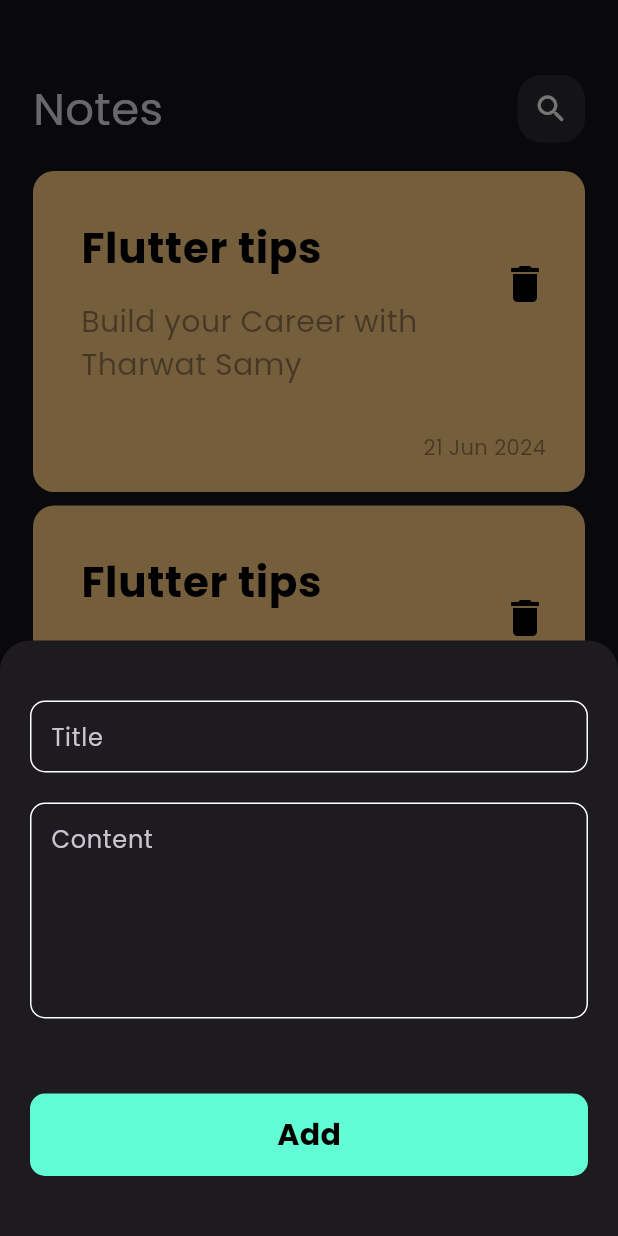
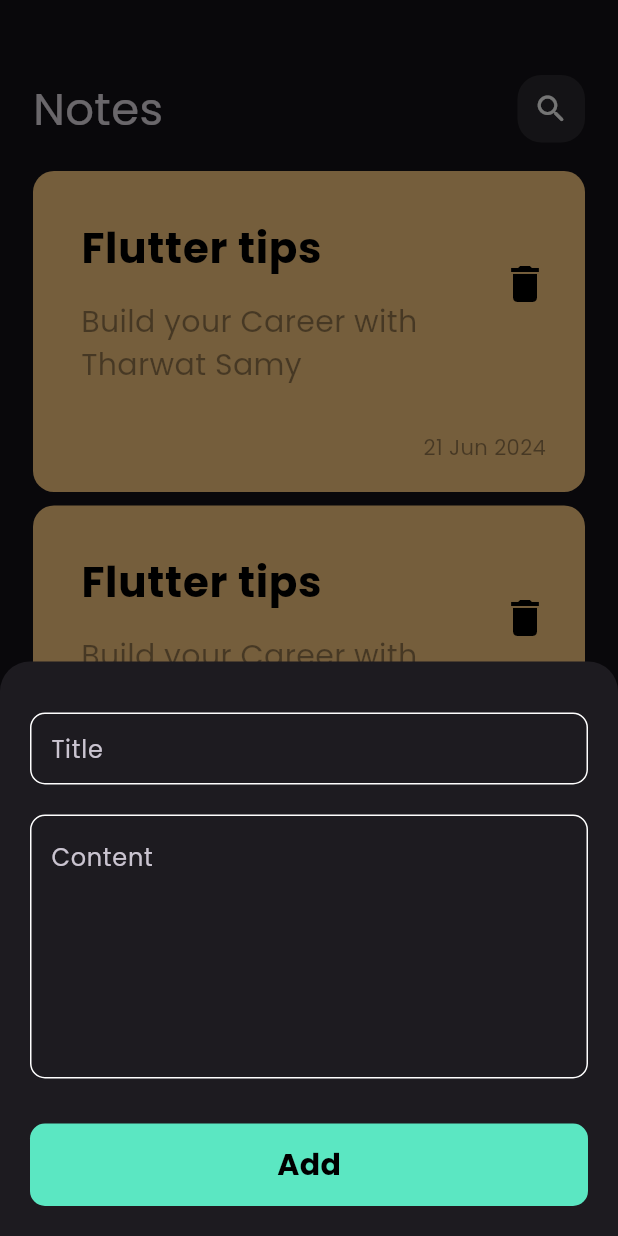
Before and after one commit to HazemAhmed677/notes-app, a Flutter app: the screen it shows after launch, after a tap on the "add" icon, on a phone screen of 412 x 824 dp. Run offline on Flutter 3.47's test engine with Material 3 defaults, Android fonts, the phone set to English and light mode, and no system bars.

Commit message:
create edit view

```diff
--- /dev/null
+++ b/lib/views/edit_note.dart
@@ -0,0 +1,23 @@
+import 'package:flutter/material.dart';
+import 'package:notes_app/widgets/custom_appbar.dart';
+
+class EditNote extends StatelessWidget {
+  const EditNote({super.key});
+
+  @override
+  Widget build(BuildContext context) {
+    return const Scaffold(
+      body: Padding(
+        padding: EdgeInsets.symmetric(horizontal: 22.0),
+        child: Column(
+          children: [
+            CustomAppBar(
+              title: "Edit note",
+              icon: Icons.check_outlined,
+            ),
+          ],
+        ),
+      ),
+    );
+  }
+}
--- a/lib/widgets/add_button.dart
+++ b/lib/widgets/add_button.dart
@@ -6,14 +6,16 @@ class AddButton extends StatelessWidget {
 
   @override
   Widget build(BuildContext context) {
-    return GestureDetector(
+    return InkWell(
       onTap: () {},
+      splashColor: kPrimaryColor,
+      borderRadius: BorderRadius.circular(10),
       child: Container(
         height: 55,
         width: MediaQuery.of(context).size.width,
         decoration: BoxDecoration(
           borderRadius: BorderRadius.circular(10),
-          color: kPrimaryColor,
+          color: kPrimaryColor.withOpacity(0.9),
         ),
         child: const Center(
           child: Text(
--- a/lib/widgets/custom_appbar.dart
+++ b/lib/widgets/custom_appbar.dart
@@ -1,7 +1,9 @@
 import 'package:flutter/material.dart';
 
 class CustomAppBar extends StatelessWidget {
-  const CustomAppBar({super.key});
+  const CustomAppBar({super.key, required this.title, required this.icon});
+  final String title;
+  final IconData? icon;
   @override
   Widget build(BuildContext context) {
     return Padding(
@@ -9,12 +11,17 @@ class CustomAppBar extends StatelessWidget {
         bottom: 15,
         top: 10,
       ),
-      child: Row(
+      child: Column(
+        children: [
+          const SizedBox(
+            height: 40,
+          ),
+          Row(
             mainAxisAlignment: MainAxisAlignment.spaceBetween,
             children: [
-          const Text(
-            'Notes',
-            style: TextStyle(
+              Text(
+                title,
+                style: const TextStyle(
                   fontSize: 30,
                 ),
               ),
@@ -28,8 +35,8 @@ class CustomAppBar extends StatelessWidget {
                     color: Colors.white.withOpacity(0.1),
                     borderRadius: BorderRadius.circular(16),
                   ),
-              child: const Icon(
-                Icons.search_rounded,
+                  child: Icon(
+                    icon,
                     size: 24,
                     color: Colors.white,
                   ),
@@ -37,6 +44,8 @@ class CustomAppBar extends StatelessWidget {
               )
             ],
           ),
+        ],
+      ),
     );
   }
 }
--- a/lib/widgets/custom_bottom_modal_sheet.dart
+++ b/lib/widgets/custom_bottom_modal_sheet.dart
@@ -7,23 +7,29 @@ class AddBottomSheet extends StatelessWidget {
 
   @override
   Widget build(BuildContext context) {
-    return SingleChildScrollView(
+    return const SingleChildScrollView(
       child: Padding(
-        padding: EdgeInsets.symmetric(vertical: 40, horizontal: 20),
+        padding: EdgeInsets.symmetric(horizontal: 20),
         child: Column(children: [
-          CustomTextField(hint: "Title"),
+          Padding(
+            padding: EdgeInsets.only(top: 34),
+            child: CustomTextField(hint: "Title"),
+          ),
           SizedBox(
             height: 20,
           ),
           CustomTextField(
             hint: "Content",
-            maxLines: 5,
-            top: 24,
+            maxLines: 6,
+            top: 32,
           ),
           SizedBox(
-            height: 50,
+            height: 30,
           ),
-          AddButton(),
+          Padding(
+            padding: EdgeInsets.only(bottom: 20),
+            child: AddButton(),
+          ),
         ]),
       ),
     );
--- a/lib/widgets/note_item.dart
+++ b/lib/widgets/note_item.dart
@@ -1,4 +1,5 @@
 import 'package:flutter/material.dart';
+import 'package:notes_app/views/edit_note.dart';
 
 class NoteItem extends StatelessWidget {
   const NoteItem({
@@ -7,7 +8,16 @@ class NoteItem extends StatelessWidget {
 
   @override
   Widget build(BuildContext context) {
-    return Container(
+    return GestureDetector(
+      onTap: () {
+        Navigator.push(
+          context,
+          MaterialPageRoute(
+            builder: (context) => const EditNote(),
+          ),
+        );
+      },
+      child: Container(
         decoration: BoxDecoration(
           color: const Color(0xffFFCC82),
           borderRadius: BorderRadius.circular(14),
@@ -61,6 +71,7 @@ class NoteItem extends StatelessWidget {
             ),
           ],
         ),
+      ),
     );
   }
 }
--- a/lib/widgets/note_view_body.dart
+++ b/lib/widgets/note_view_body.dart
@@ -11,10 +11,10 @@ class NoteViewBody extends StatelessWidget {
       padding: const EdgeInsets.symmetric(horizontal: 22),
       child: Column(
         children: [
-          const SizedBox(
-            height: 40,
+          const CustomAppBar(
+            title: "Notes",
+            icon: Icons.search_rounded,
           ),
-          const CustomAppBar(),
           Expanded(
               child: ListView.builder(
             padding: EdgeInsets.zero,
```
Lines whose indentation alone changed are shown as unchanged.
